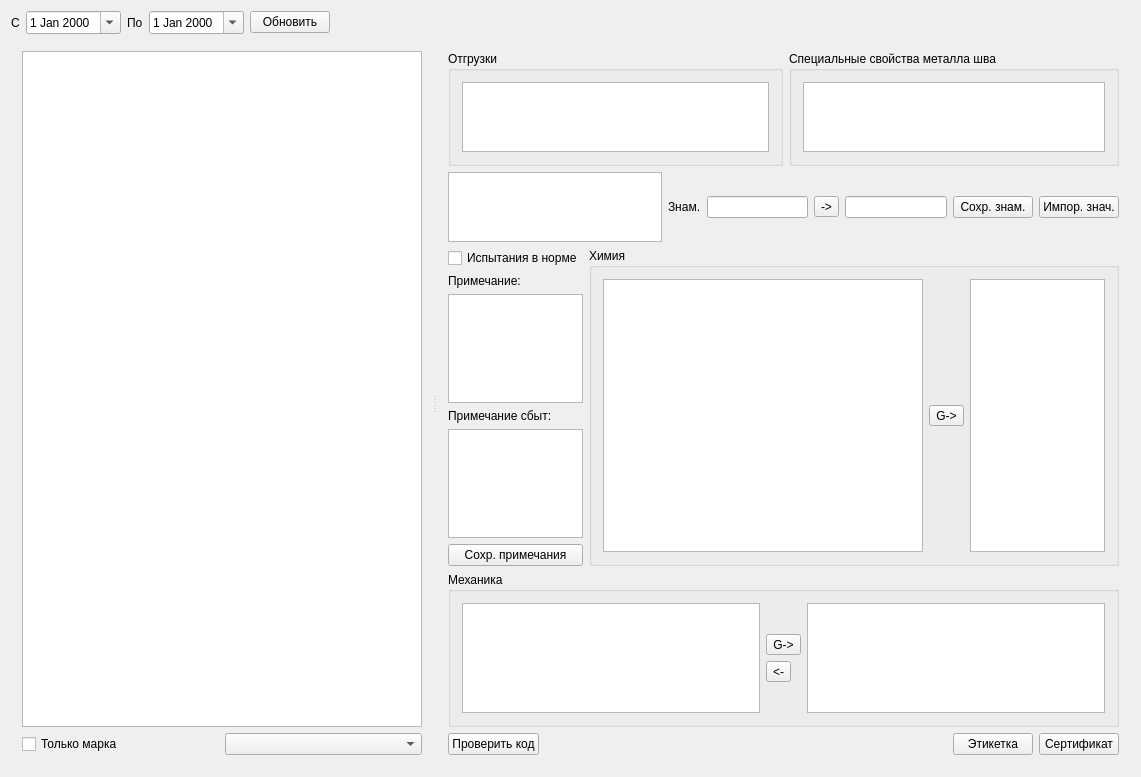
First picture: the form in formpart.ui, repository Sergeyego/el_sert, before the edit.
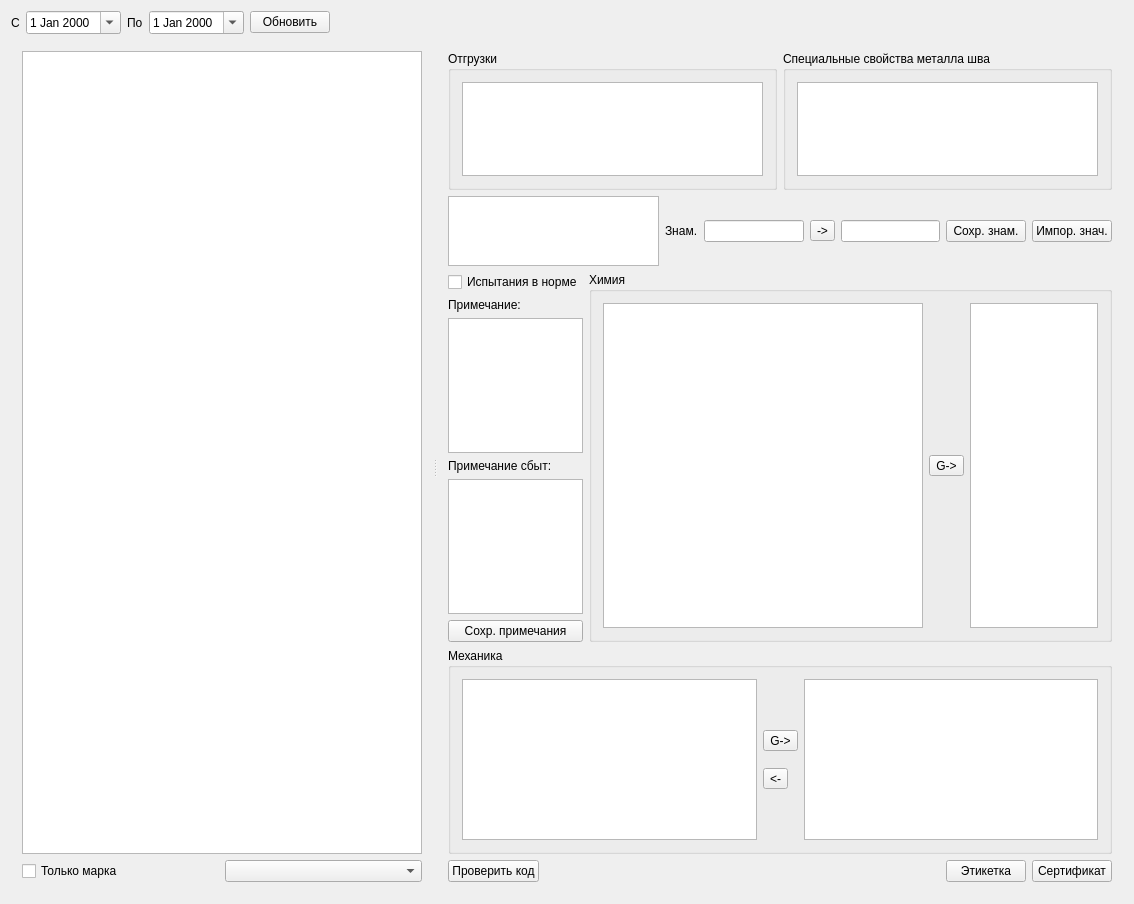
Second picture: the form after the edit. Custom widgets are drawn as their Qt base class.

What changed in the file:
```diff
--- a/formpart.ui
+++ b/formpart.ui
@@ -6,8 +6,8 @@
    <rect>
     <x>0</x>
     <y>0</y>
-    <width>1141</width>
-    <height>777</height>
+    <width>1134</width>
+    <height>904</height>
    </rect>
   </property>
   <property name="windowTitle">
@@ -299,6 +299,9 @@
                   <property name="orientation">
                    <enum>Qt::Orientation::Vertical</enum>
                   </property>
+                  <property name="sizeType">
+                   <enum>QSizePolicy::Policy::Maximum</enum>
+                  </property>
                   <property name="sizeHint" stdset="0">
                    <size>
                     <width>20</width>
@@ -322,6 +325,9 @@
                   <property name="orientation">
                    <enum>Qt::Orientation::Vertical</enum>
                   </property>
+                  <property name="sizeType">
+                   <enum>QSizePolicy::Policy::Maximum</enum>
+                  </property>
                   <property name="sizeHint" stdset="0">
                    <size>
                     <width>20</width>
@@ -367,6 +373,9 @@
                 <property name="orientation">
                  <enum>Qt::Orientation::Vertical</enum>
                 </property>
+                <property name="sizeType">
+                 <enum>QSizePolicy::Policy::Maximum</enum>
+                </property>
                 <property name="sizeHint" stdset="0">
                  <size>
                   <width>20</width>
@@ -400,6 +409,9 @@
                 <property name="orientation">
                  <enum>Qt::Orientation::Vertical</enum>
                 </property>
+                <property name="sizeType">
+                 <enum>QSizePolicy::Policy::Maximum</enum>
+                </property>
                 <property name="sizeHint" stdset="0">
                  <size>
                   <width>20</width>
@@ -464,6 +476,11 @@
  </widget>
  <layoutdefault spacing="6" margin="11"/>
  <customwidgets>
+  <customwidget>
+   <class>DbComboBox</class>
+   <extends>QComboBox</extends>
+   <header>db/dbcombobox.h</header>
+  </customwidget>
   <customwidget>
    <class>DbViewer</class>
    <extends>QTableView</extends>
@@ -474,11 +491,6 @@
    <extends>QDateEdit</extends>
    <header>db/dbdateedit.h</header>
   </customwidget>
-  <customwidget>
-   <class>DbComboBox</class>
-   <extends>QComboBox</extends>
-   <header>db/dbcombobox.h</header>
-  </customwidget>
  </customwidgets>
  <resources/>
  <connections/>
```
